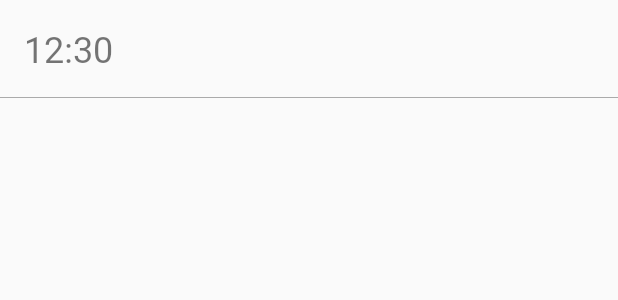
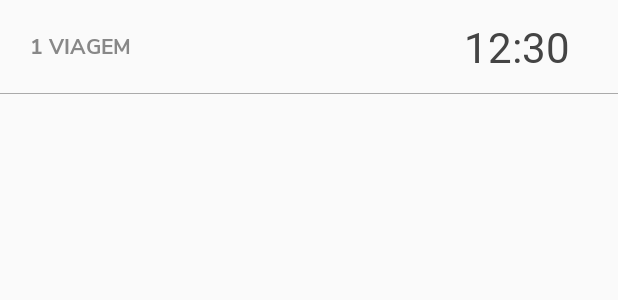
Before and after one commit to gutoboranga/cade-o-branquinho, an Android app: the layout times_list_item.xml on its own in the app's theme, with its tools: preview values and no code run, on a phone screen of 412 x 824 dp. Shown: the top 300 px of the screen. Run offline under Robolectric (Android 15) with nearby library versions, the phone set to English and light mode, and no system bars.

Commit message:
refactor: improve times listing

```diff
--- a/android/app/src/main/java/com/example/augusto/cade_o_branquinho/adapters/TimesAdapter.kt
+++ b/android/app/src/main/java/com/example/augusto/cade_o_branquinho/adapters/TimesAdapter.kt
@@ -27,7 +27,7 @@ class TimesAdapter : RecyclerView.Adapter<RecyclerView.ViewHolder> {
     }
 
     override fun onBindViewHolder(viewHolder: RecyclerView.ViewHolder, pos: Int) {
-        (viewHolder as TimeViewHolder).bind(timesList.get(pos))
+        (viewHolder as TimeViewHolder).bind(timesList.get(pos), pos)
     }
 
     override fun getItemCount(): Int {
@@ -39,8 +39,13 @@ class TimesAdapter : RecyclerView.Adapter<RecyclerView.ViewHolder> {
         var isExpanded = false
         var onItemClickCompletion: ((Int) -> Unit)? = null
 
-        fun bind(t: String) {
+        fun bind(t: String, i: Int) {
+            itemView.times_list_item_index.text = makeIndexText(i)
             itemView.times_list_item_label.text = t
+        }
+
+        private fun makeIndexText(pos: Int): String {
+            return (pos + 1).toString() + "ª VIAGEM"
         }
     }
 }
--- a/android/app/src/main/res/layout/times_list_item.xml
+++ b/android/app/src/main/res/layout/times_list_item.xml
@@ -7,11 +7,27 @@
     <TextView
         android:id="@+id/times_list_item.label"
         android:fontFamily="@font/nunito_sans_extrabold"
-        android:textSize="24dp"
         android:layout_height="wrap_content"
-        android:layout_width="match_parent"
-        android:padding="16dp"
+        android:layout_width="wrap_content"
+        android:layout_alignParentRight="true"
+        android:layout_marginRight="20dp"
+        android:padding="12dp"
+        android:textSize="28dp"
+        android:textColor="#444"
         android:text="12:30"
+        />
+
+    <TextView
+        android:id="@+id/times_list_item.index"
+        android:fontFamily="@font/nunito_sans_bold"
+        android:layout_height="wrap_content"
+        android:layout_width="wrap_content"
+        android:layout_alignParentLeft="true"
+        android:layout_marginLeft="20dp"
+        android:layout_centerInParent="true"
+        android:textColor="#888"
+        android:textSize="14dp"
+        android:text="1 VIAGEM"
         />
 
     <View
```
Also changed, not shown: 1 other file.
